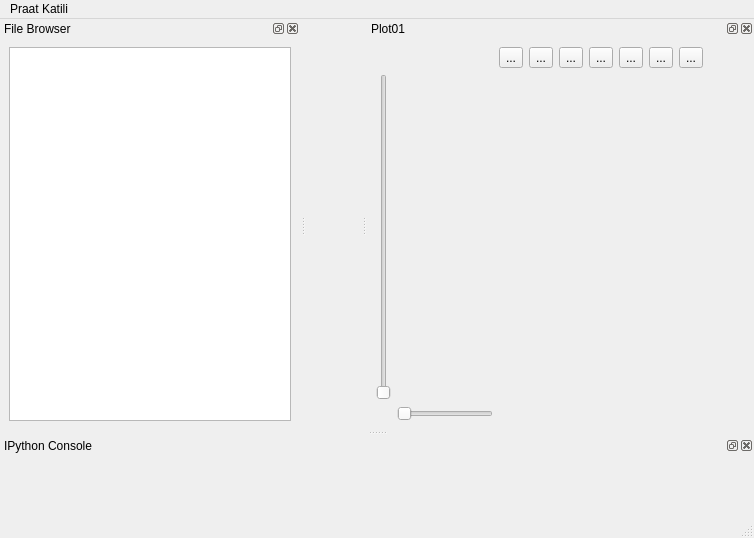
keryil/PraatKatili, file res/mainwindow.ui: the form before one commit.
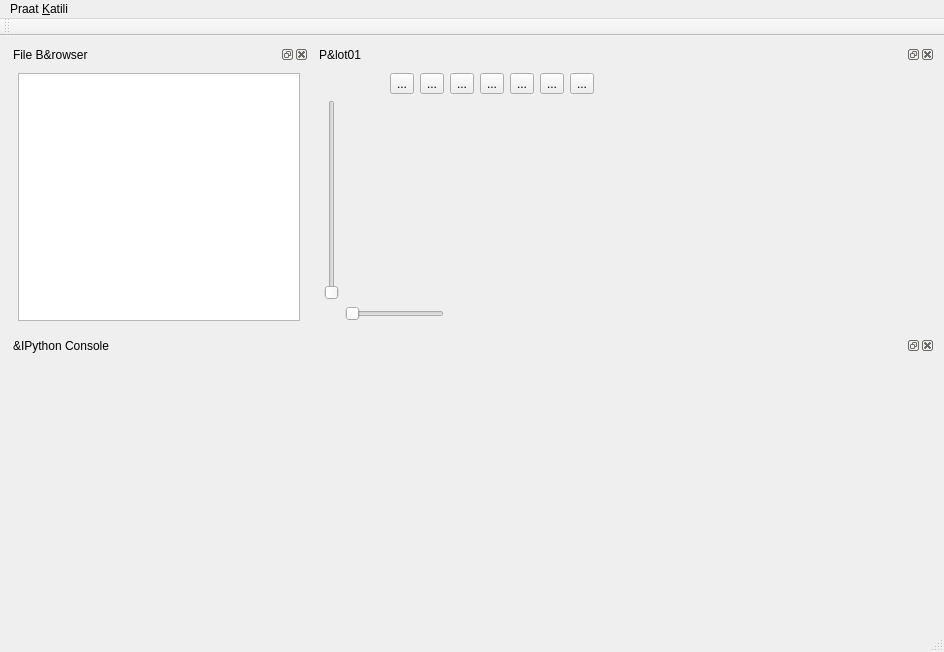
The form after the commit. Custom widgets are drawn as their Qt base class.

```diff
--- a/res/mainwindow.ui
+++ b/res/mainwindow.ui
@@ -6,8 +6,8 @@
    <rect>
     <x>0</x>
     <y>0</y>
-    <width>754</width>
-    <height>538</height>
+    <width>944</width>
+    <height>652</height>
    </rect>
   </property>
   <property name="windowTitle">
@@ -16,24 +16,93 @@
   <property name="dockOptions">
    <set>QMainWindow::AllowNestedDocks|QMainWindow::AllowTabbedDocks|QMainWindow::AnimatedDocks</set>
   </property>
-  <widget class="QWidget" name="centralwidget"/>
-  <widget class="QMenuBar" name="menubar">
-   <property name="geometry">
-    <rect>
-     <x>0</x>
-     <y>0</y>
-     <width>754</width>
-     <height>22</height>
-    </rect>
+  <widget class="QWidget" name="centralwidget">
+   <property name="contextMenuPolicy">
+    <enum>Qt::PreventContextMenu</enum>
    </property>
-   <widget class="QMenu" name="menuPraat_Katili">
-    <property name="title">
-     <string>Praat Katili</string>
-    </property>
-   </widget>
-   <addaction name="menuPraat_Katili"/>
-  </widget>
-  <widget class="QStatusBar" name="statusbar"/>
+   <layout class="QFormLayout" name="formLayout">
+    <item row="0" column="0">
+     <widget class="QDockWidget" name="fileDock">
+      <property name="sizePolicy">
+       <sizepolicy hsizetype="Expanding" vsizetype="Preferred">
+        <horstretch>0</horstretch>
+        <verstretch>0</verstretch>
+       </sizepolicy>
+      </property>
+      <property name="minimumSize">
+       <size>
+        <width>300</width>
+        <height>125</height>
+       </size>
+      </property>
+      <property name="maximumSize">
+       <size>
+        <width>524287</width>
+        <height>524287</height>
+       </size>
+      </property>
+      <property name="features">
+       <set>QDockWidget::AllDockWidgetFeatures</set>
+      </property>
+      <property name="windowTitle">
+       <string>File B&amp;rowser</string>
+      </property>
+      <widget class="QWidget" name="dockWidgetContents_5">
+       <layout class="QHBoxLayout" name="horizontalLayout_2">
+        <item>
+         <widget class="QTreeView" name="treeView">
+          <property name="sizePolicy">
+           <sizepolicy hsizetype="Expanding" vsizetype="Expanding">
+            <horstretch>0</horstretch>
+            <verstretch>0</verstretch>
+           </sizepolicy>
+          </property>
+         </widget>
+        </item>
+       </layout>
+      </widget>
+     </widget>
+    </item>
+    <item row="1" column="0" colspan="2">
+     <widget class="QDockWidget" name="consoleDock">
+      <property name="sizePolicy">
+       <sizepolicy hsizetype="Expanding" vsizetype="Preferred">
+        <horstretch>0</horstretch>
+        <verstretch>0</verstretch>
+       </sizepolicy>
+      </property>
+      <property name="minimumSize">
+       <size>
+        <width>500</width>
+        <height>80</height>
+       </size>
+      </property>
+      <property name="features">
+       <set>QDockWidget::AllDockWidgetFeatures</set>
+      </property>
+      <property name="allowedAreas">
+       <set>Qt::AllDockWidgetAreas</set>
+      </property>
+      <property name="windowTitle">
+       <string>&amp;IPython Console</string>
+      </property>
+      <widget class="QWidget" name="dockWidgetContents_4">
+       <layout class="QVBoxLayout" name="verticalLayout_3">
+        <item>
+         <widget class="RichJupyterWidget" name="console" native="true">
+          <property name="sizePolicy">
+           <sizepolicy hsizetype="Expanding" vsizetype="Preferred">
+            <horstretch>0</horstretch>
+            <verstretch>0</verstretch>
+           </sizepolicy>
+          </property>
+         </widget>
+        </item>
+       </layout>
+      </widget>
+     </widget>
+    </item>
+    <item row="0" column="1">
   <widget class="QDockWidget" name="plotDock">
    <property name="sizePolicy">
     <sizepolicy hsizetype="Expanding" vsizetype="Preferred">
@@ -54,19 +123,16 @@
     </size>
    </property>
    <property name="windowTitle">
-    <string>Plot01</string>
-   </property>
-   <attribute name="dockWidgetArea">
-    <number>2</number>
-   </attribute>
-   <widget class="QWidget" name="dockWidgetContents">
+       <string>P&amp;lot01</string>
+      </property>
+      <widget class="QWidget" name="dockWidgetContents_16">
     <property name="sizePolicy">
      <sizepolicy hsizetype="Preferred" vsizetype="Expanding">
       <horstretch>0</horstretch>
       <verstretch>0</verstretch>
      </sizepolicy>
     </property>
-    <layout class="QGridLayout" name="gridLayout">
+       <layout class="QGridLayout" name="gridLayout_4">
      <item row="0" column="5">
       <widget class="QToolButton" name="toolButton_3">
        <property name="text">
@@ -111,16 +177,6 @@
       <widget class="QToolButton" name="toolButton_4">
        <property name="text">
         <string>...</string>
-       </property>
-       <attribute name="buttonGroup">
-        <string notr="true">buttonGroup</string>
-       </attribute>
-      </widget>
-     </item>
-     <item row="2" column="2">
-      <widget class="QSlider" name="sliderZoomX">
-       <property name="orientation">
-        <enum>Qt::Horizontal</enum>
        </property>
       </widget>
      </item>
@@ -149,96 +205,48 @@
        <property name="text">
         <string>...</string>
        </property>
-       <attribute name="buttonGroup">
-        <string notr="true">buttonGroup</string>
-       </attribute>
-      </widget>
-     </item>
-    </layout>
-   </widget>
-  </widget>
-  <widget class="QDockWidget" name="consoleDock">
-   <property name="sizePolicy">
-    <sizepolicy hsizetype="Expanding" vsizetype="Preferred">
-     <horstretch>0</horstretch>
-     <verstretch>0</verstretch>
-    </sizepolicy>
-   </property>
-   <property name="minimumSize">
-    <size>
-     <width>500</width>
-     <height>80</height>
-    </size>
-   </property>
-   <property name="features">
-    <set>QDockWidget::AllDockWidgetFeatures</set>
-   </property>
-   <property name="allowedAreas">
-    <set>Qt::AllDockWidgetAreas</set>
-   </property>
-   <property name="windowTitle">
-    <string>IPython Console</string>
-   </property>
-   <attribute name="dockWidgetArea">
-    <number>8</number>
-   </attribute>
-   <widget class="QWidget" name="dockWidgetContents_2">
-    <layout class="QVBoxLayout" name="verticalLayout_2">
-     <item>
-      <widget class="RichJupyterWidget" name="console" native="true">
-       <property name="sizePolicy">
-        <sizepolicy hsizetype="Expanding" vsizetype="Preferred">
-         <horstretch>0</horstretch>
-         <verstretch>0</verstretch>
-        </sizepolicy>
-       </property>
+         </widget>
+        </item>
+        <item row="2" column="2" colspan="3">
+         <widget class="QSlider" name="sliderZoomX">
+          <property name="orientation">
+           <enum>Qt::Horizontal</enum>
+          </property>
       </widget>
      </item>
     </layout>
    </widget>
   </widget>
-  <widget class="QDockWidget" name="fileDock">
-   <property name="sizePolicy">
-    <sizepolicy hsizetype="Expanding" vsizetype="Preferred">
-     <horstretch>0</horstretch>
-     <verstretch>0</verstretch>
-    </sizepolicy>
+    </item>
+   </layout>
+  </widget>
+  <widget class="QMenuBar" name="menubar">
+   <property name="geometry">
+    <rect>
+     <x>0</x>
+     <y>0</y>
+     <width>944</width>
+     <height>30</height>
+    </rect>
    </property>
-   <property name="minimumSize">
-    <size>
-     <width>300</width>
-     <height>125</height>
-    </size>
-   </property>
-   <property name="maximumSize">
-    <size>
-     <width>524287</width>
-     <height>524287</height>
-    </size>
-   </property>
-   <property name="features">
-    <set>QDockWidget::AllDockWidgetFeatures</set>
-   </property>
+   <widget class="QMenu" name="menuPraat_Katili">
+    <property name="title">
+     <string>Praat &amp;Katili</string>
+    </property>
+   </widget>
+   <addaction name="menuPraat_Katili"/>
+  </widget>
+  <widget class="QStatusBar" name="statusbar"/>
+  <widget class="QToolBar" name="toolBar">
    <property name="windowTitle">
-    <string>File Browser</string>
+    <string>toolBar</string>
    </property>
-   <attribute name="dockWidgetArea">
-    <number>1</number>
+   <attribute name="toolBarArea">
+    <enum>TopToolBarArea</enum>
    </attribute>
-   <widget class="QWidget" name="dockWidgetContents_3">
-    <layout class="QHBoxLayout" name="horizontalLayout">
-     <item>
-      <widget class="QTreeView" name="treeView">
-       <property name="sizePolicy">
-        <sizepolicy hsizetype="Expanding" vsizetype="Expanding">
-         <horstretch>0</horstretch>
-         <verstretch>0</verstretch>
-        </sizepolicy>
-       </property>
-      </widget>
-     </item>
-    </layout>
-   </widget>
+   <attribute name="toolBarBreak">
+    <bool>false</bool>
+   </attribute>
   </widget>
  </widget>
  <customwidgets>
```
Left out of the diff: 35 changed lines with no effect on the pictures. Lines whose indentation alone changed are shown as unchanged.
